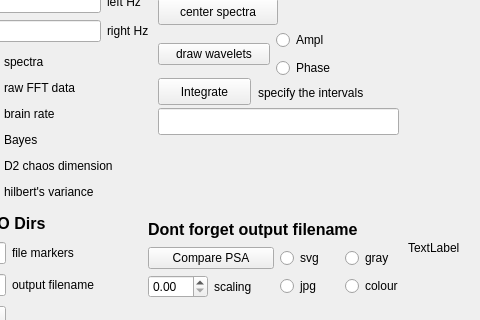
Before: the Qt Designer form spectre.ui in ArtfulVampire/SecondGUIrepo, drawn with Qt 5; both pictures show x 112 to 592 and y 162 to 482 of the 1371 by 837 pixel window.
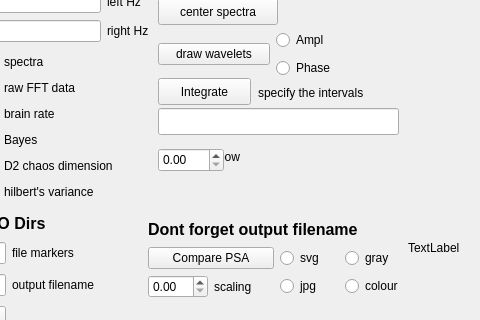
After: the same form once the commit is applied.

The edit to the form file:
```diff
--- a/spectre.ui
+++ b/spectre.ui
@@ -458,6 +458,29 @@
     </item>
    </layout>
   </widget>
+  <widget class="QLabel" name="label_13">
+   <property name="geometry">
+    <rect>
+     <x>330</x>
+     <y>310</y>
+     <width>105</width>
+     <height>17</height>
+    </rect>
+   </property>
+   <property name="text">
+    <string>pow</string>
+   </property>
+  </widget>
+  <widget class="QDoubleSpinBox" name="powDoubleSpinBox">
+   <property name="geometry">
+    <rect>
+     <x>270</x>
+     <y>310</y>
+     <width>66</width>
+     <height>24</height>
+    </rect>
+   </property>
+  </widget>
  </widget>
  <resources/>
  <connections/>
```
